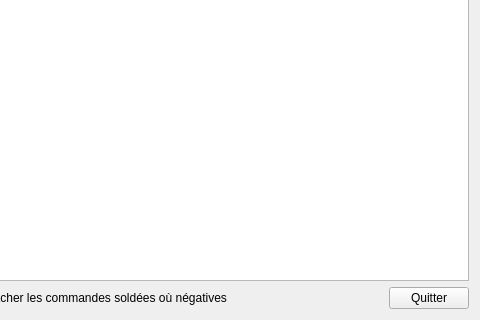
Above: main.ui from zepala/bottle before the change; both pictures show x 320 to 800 and y 280 to 600 of the 800 by 600 pixel window. Below: the same form after it.
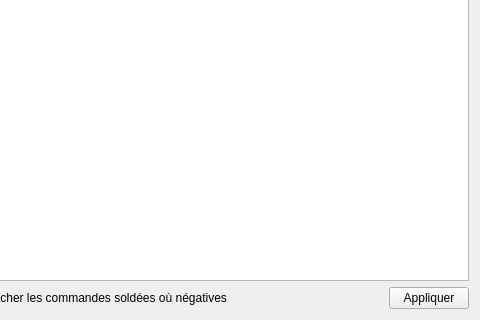
That is the form after the change. Icons and pictures are not drawn.

What changed in the file:
```diff
--- a/main.ui
+++ b/main.ui
@@ -251,7 +251,7 @@
        <item>
         <widget class="QPushButton" name="btQuitter">
          <property name="text">
-          <string>Quitter</string>
+          <string>Appliquer</string>
          </property>
         </widget>
        </item>
```
Left out of the diff: 2 changed lines with no effect on the pictures.
